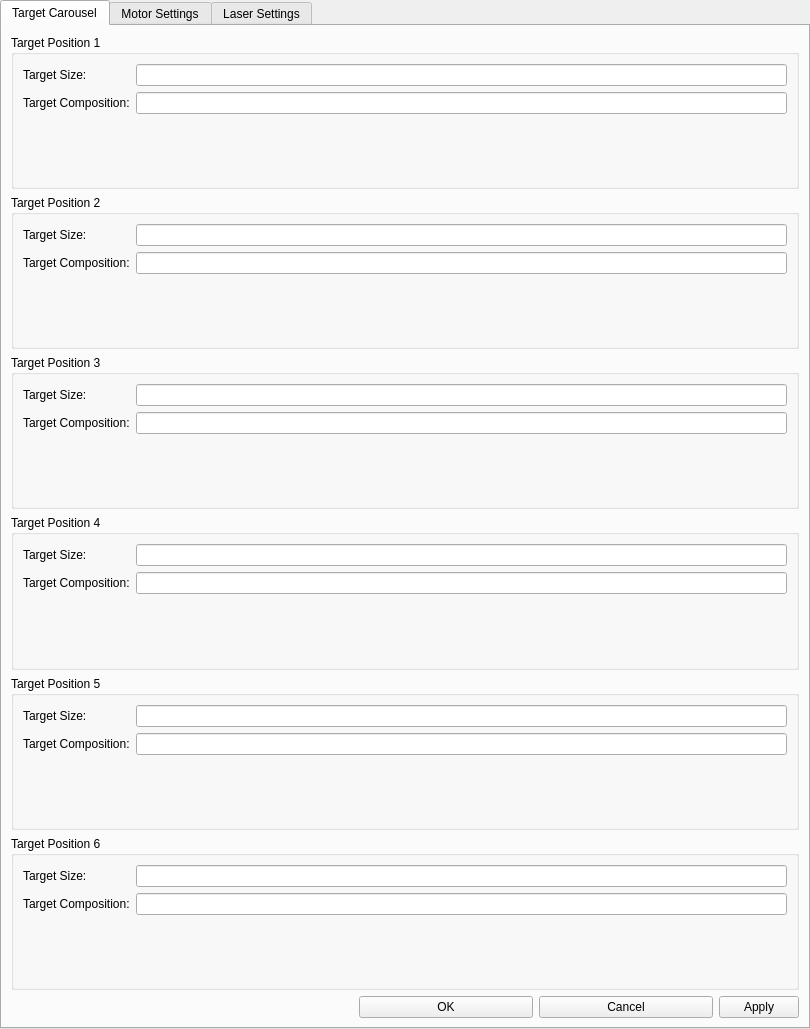
This is src/ui/pld_settings.ui in ibrummel/PLD-Laser-Brain as Qt 5 draws it before an edit. The edited form follows.
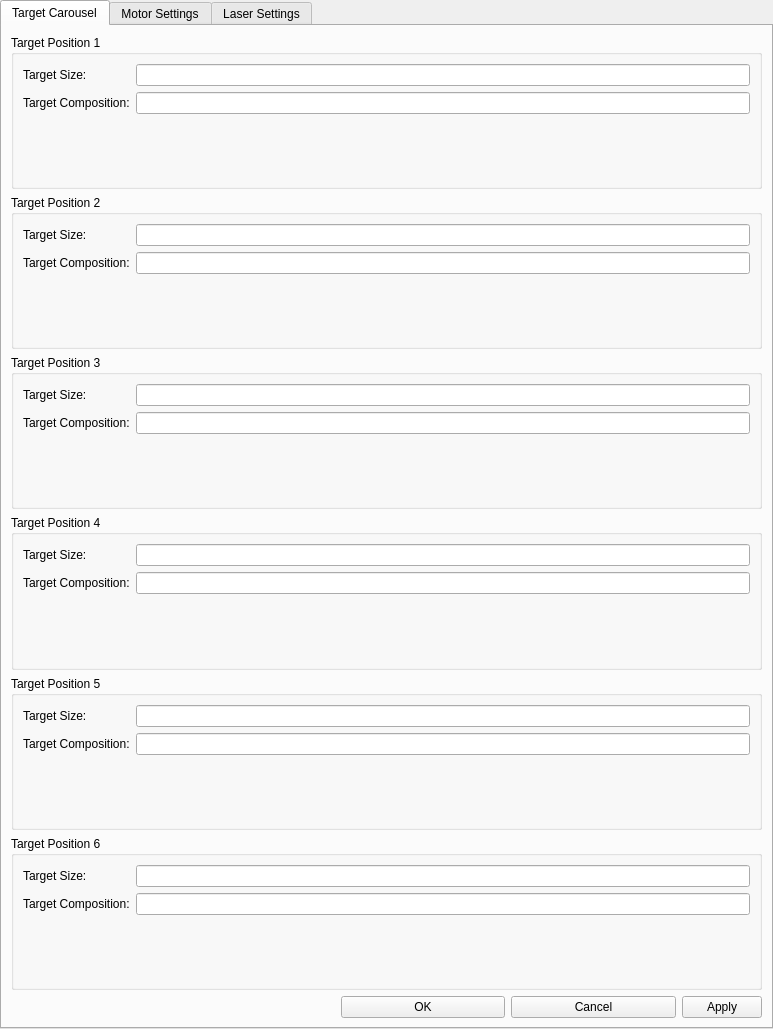
This is the edited form. The open tabs and pages were chosen to show the change. Icons and pictures are not drawn.

Commit message: Implementiation of the settings window. Changes to remove the settings dictionary and just use the parsed XML element, updates to the naming convention in the settings ui file.

The edit to the form file:
```diff
--- a/src/ui/pld_settings.ui
+++ b/src/ui/pld_settings.ui
@@ -6,7 +6,7 @@
    <rect>
     <x>0</x>
     <y>0</y>
-    <width>810</width>
+    <width>773</width>
     <height>1029</height>
    </rect>
   </property>
```
Left out of the diff: 102 changed lines with no effect on the pictures. The commit also changes 5 other files.
